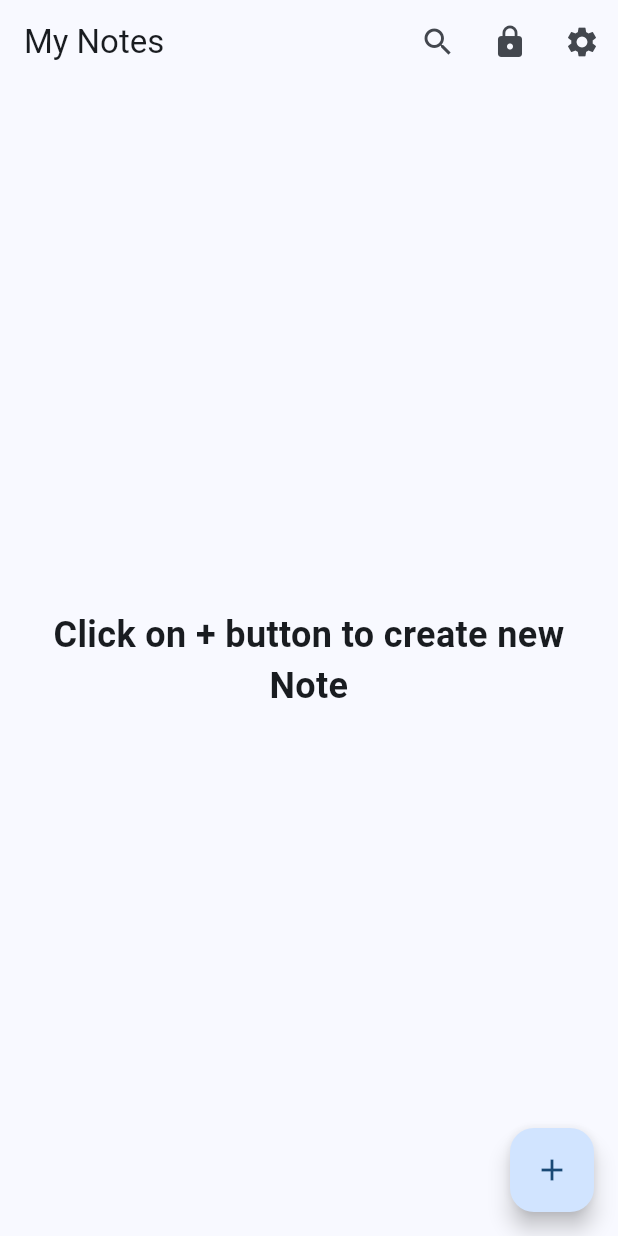
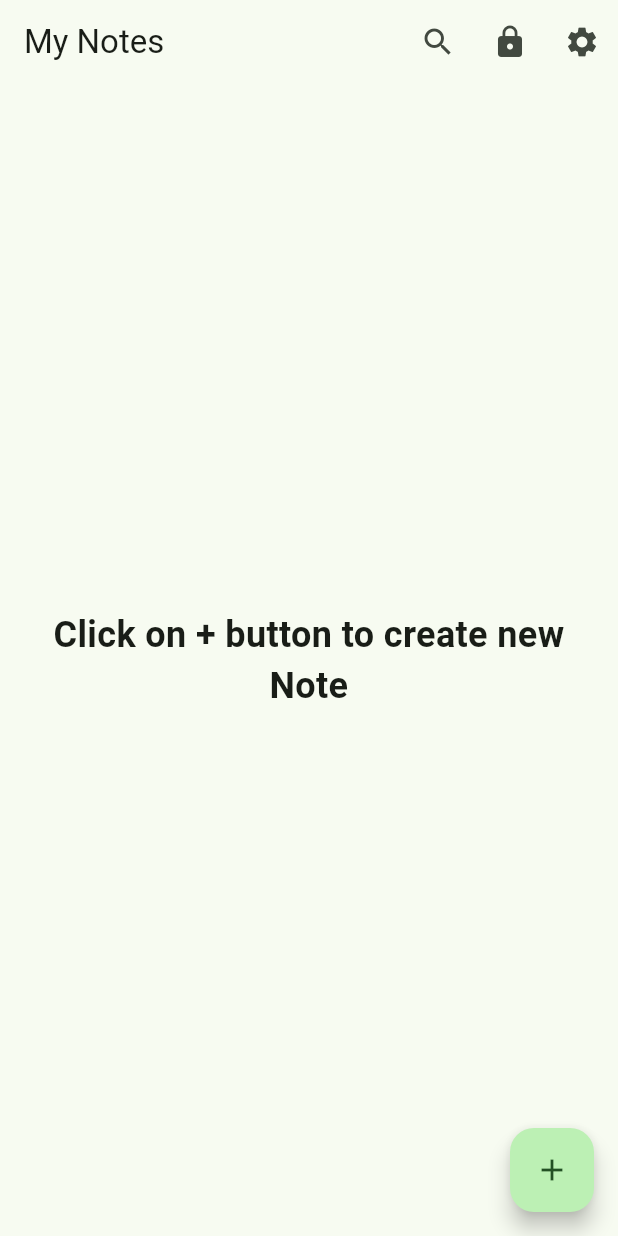
Before and after one commit to chandresh204/Note.It, a Flutter app: the screen it shows after launch, on a phone screen of 412 x 824 dp. Run offline on Flutter 3.47's test engine with Material 3 defaults, Android fonts, the phone set to English and light mode, and no system bars; our stand-ins replace drift, equatable, file_picker, flutter_bloc, get_it, package_info_plus and 2 more; missing offline and left inert: encrypt, interactive_text; accounts and stored records are empty; generated files the repository leaves out were written again.

Commit message:
common theme file and other ui changes

```diff
--- a/lib/main.dart
+++ b/lib/main.dart
@@ -1,4 +1,5 @@
 import 'package:flutter/material.dart';
+import 'package:note_it/util/runtime_constants.dart';
 import '/ui/note_edit_screen/note_edit_screen.dart';
 import '/ui/note_list/note_list_screen.dart';
 import '/ui/routes.dart';
@@ -32,17 +33,8 @@ class MyApp extends StatelessWidget {
         Routes.settingsScreen : (context) => const SettingsScreen(),
         Routes.secureListScreen : (context) => const SecureNoteListScreen()
       },
-      theme: ThemeData(
-        colorScheme: ColorScheme.fromSeed(seedColor: Colors.blue),
-        useMaterial3: true,
-      ),
-      darkTheme: ThemeData(
-        colorScheme: ColorScheme.fromSeed(
-            seedColor: Colors.blue,
-          brightness: Brightness.dark
-        ),
-        useMaterial3: true,
-      ),
+      theme: RuntimeConstants.lightThemeData,
+      darkTheme: RuntimeConstants.darkThemeData,
       themeMode: ThemeMode.system,
     );
   }
--- a/lib/ui/component/note_list_app_bar.dart
+++ b/lib/ui/component/note_list_app_bar.dart
@@ -1,6 +1,7 @@
 import 'dart:async';
 
 import 'package:flutter/material.dart';
+import 'package:note_it/util/runtime_constants.dart';
 
 import '../routes.dart';
 
@@ -68,8 +69,8 @@ class _NoteListAppBarState extends State<NoteListAppBar> {
                 onChanged: _onSearchChanged,
               )
               : Text('My Notes'),
-      shadowColor: Colors.blue,
-      scrolledUnderElevation: 12.0,
+      shadowColor: RuntimeConstants.lightThemeData.primaryColor,
+      scrolledUnderElevation: 20.0,
       animateColor: true,
       actions:
           _isSearching
--- a/lib/ui/component/text_icon_button.dart
+++ b/lib/ui/component/text_icon_button.dart
@@ -1,4 +1,5 @@
 import 'package:flutter/material.dart';
+import 'package:note_it/util/runtime_constants.dart';
 
 import '../theme/text_styles.dart';
 
@@ -15,7 +16,7 @@ class TextIconButton extends StatelessWidget {
       onTap: onClick,
       child: DecoratedBox(
         decoration: BoxDecoration(
-          color: backgroundColor ?? ColorScheme.dark().primaryContainer,
+          color: backgroundColor ?? RuntimeConstants.lightThemeData.primaryColor,
           borderRadius: BorderRadius.circular(16)
         ),
         child: Padding(
--- a/lib/ui/note_list/note_list_screen.dart
+++ b/lib/ui/note_list/note_list_screen.dart
@@ -71,8 +71,11 @@ class _NoteListPageState extends State<_NoteListPage> with SingleTickerProviderS
                 ? (state.notes.isEmpty)
                   ? EmptyListView(searchQuery: ctx.read<NoteListBloc>().getSearchQuery())
                   : ListView.builder(
-                itemCount: state.notes.length,
+                itemCount: state.notes.length + 1,
                 itemBuilder: (ctx, index) {
+                  if(index == state.notes.length) {
+                    return Padding(padding: EdgeInsets.symmetric(vertical: 50));
+                  }
                   final note = state.notes[index];
                   return Padding(
                     padding: const EdgeInsets.symmetric(horizontal: 16, vertical: 8),
--- a/lib/ui/secure_note_list/secure_note_list_screen.dart
+++ b/lib/ui/secure_note_list/secure_note_list_screen.dart
@@ -56,8 +56,11 @@ class _SecureNoteListPageState extends State<_SecureNoteListPage>
                     ? const Center(child: CircularProgressIndicator())
                     : state is NoteListIdle
                     ? ListView.builder(
-                      itemCount: state.notes.length,
+                      itemCount: state.notes.length + 1,
                       itemBuilder: (ctx, index) {
+                        if(index == state.notes.length) {
+                          return Padding(padding: EdgeInsets.symmetric(vertical: 50));
+                        }
                         final note = state.notes[index];
                         return Padding(
                           padding: const EdgeInsets.symmetric(
--- /dev/null
+++ b/lib/ui/theme/themes.dart
@@ -0,0 +1,18 @@
+import 'package:flutter/material.dart';
+
+ThemeData createLightTheme(Color seedColor) {
+  return ThemeData(
+    colorScheme: ColorScheme.fromSeed(seedColor: seedColor),
+    useMaterial3: true,
+  );
+}
+
+ThemeData createDarkTheme(Color seedColor) {
+  return ThemeData(
+    colorScheme: ColorScheme.fromSeed(
+        seedColor: seedColor,
+        brightness: Brightness.dark
+    ),
+    useMaterial3: true,
+  );
+}
--- a/lib/util/runtime_constants.dart
+++ b/lib/util/runtime_constants.dart
@@ -1,4 +1,9 @@
+import 'package:flutter/material.dart';
+import 'package:note_it/ui/theme/themes.dart';
+
 class RuntimeConstants {
   static String? securePassword;
   static double currentTextScaler = 1;
+  static ThemeData lightThemeData = createLightTheme(Colors.green);
+  static ThemeData darkThemeData = createDarkTheme(Colors.green);
 }
```
Also changed, not shown: lib/ui/note_edit_screen/note_edit_screen.dart (+20 -7 lines).
